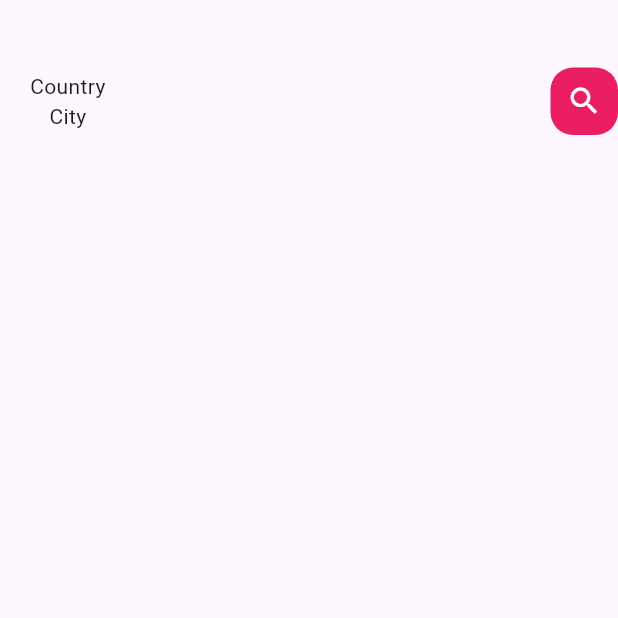
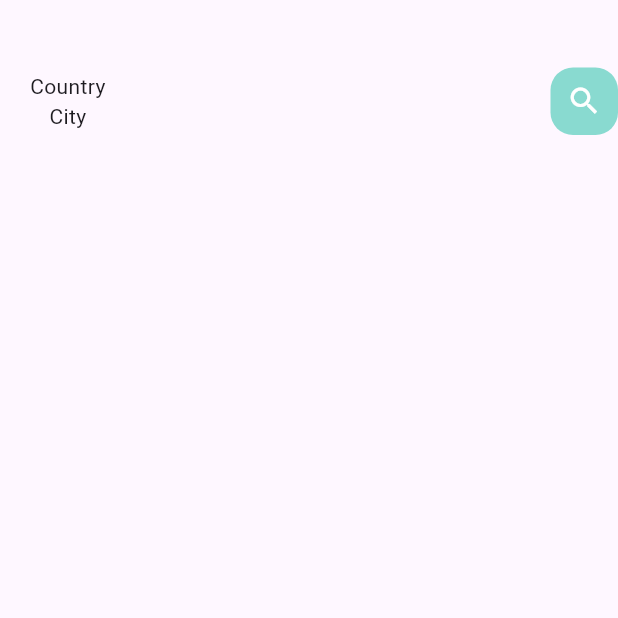
Before and after one commit to Melat369/amberrestaurant, a Flutter app: the screen it shows after launch, on a phone screen of 412 x 824 dp, the top half of it. Run offline on Flutter 3.47's test engine with Material 2 defaults, Android fonts, the phone set to English and light mode, and no system bars.

```diff
--- a/lib/home/main_food_page.dart
+++ b/lib/home/main_food_page.dart
@@ -1,4 +1,6 @@
 import 'package:flutter/material.dart';
+
+import '../utils/colors.dart';
 
 class MainFoodPage extends StatefulWidget {
   const MainFoodPage({super.key});
@@ -27,16 +29,17 @@ class _MainFoodPageState extends State<MainFoodPage> {
                 Text('City')
               ]
             ) ,
-            Container(
+           Center(
+            child: Container(
               width: 45,
               height:45,
               child: Icon(Icons.search, color: Colors.white),
               decoration: BoxDecoration(
                 borderRadius: BorderRadius.circular(15),
-                color: Colors.pink,
+                color: AppColors.mainColor,
               )
 
-            )
+            ),)
           ],
 
         )
```
